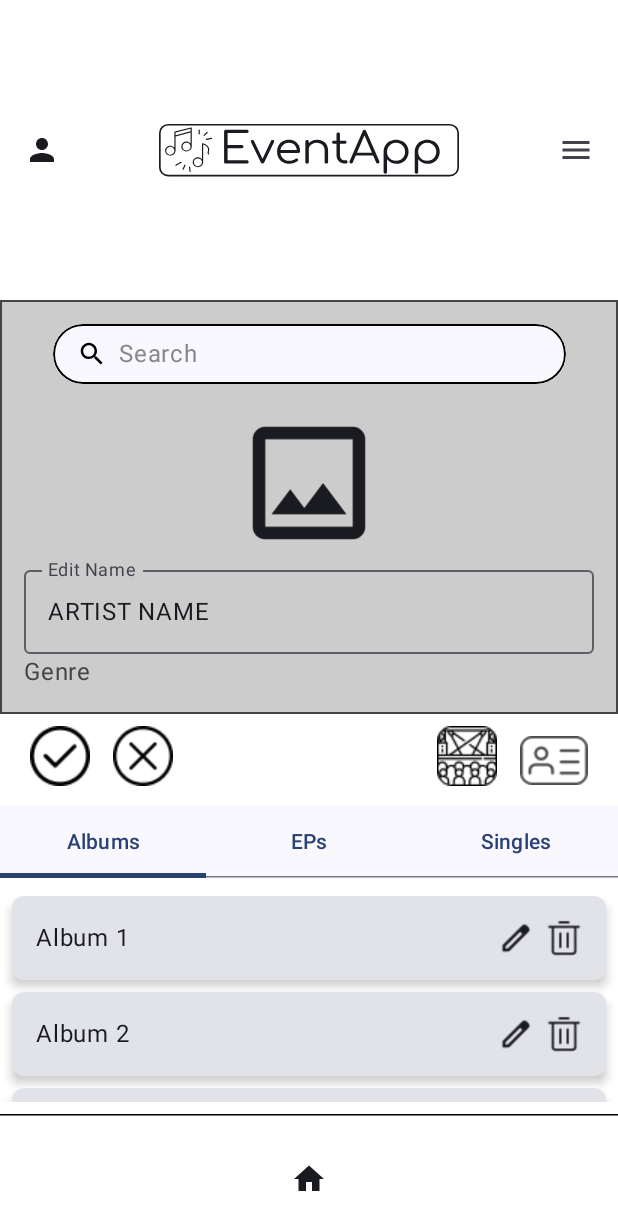
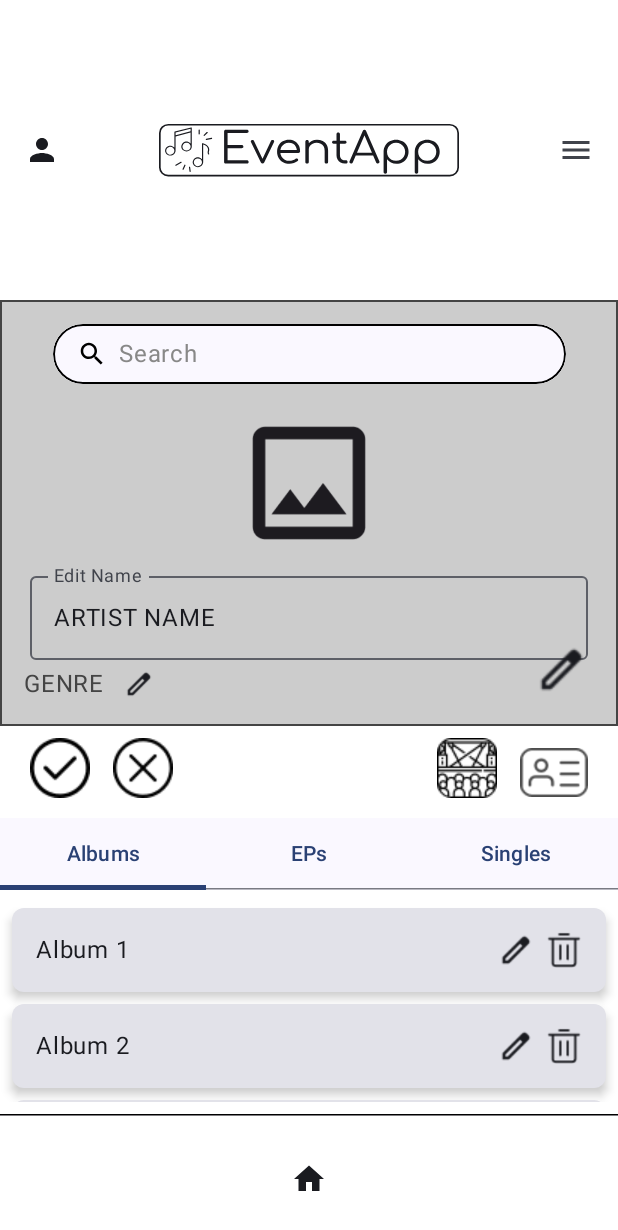
Before and after one commit to karlakulier/event-app-frontend, an Android app built with Jetpack Compose: the ArtistProfileScreen screen opened through its navigation route, after a tap on "Edit Artist Name", on a phone screen of 412 x 824 dp. Shown: the top 1230 px of the screen. Run offline under Robolectric (Android 15) with nearby library versions, the phone set to English and light mode, and no system bars; 1 other tap on this screen came first.

Commit message:
#210 Implementirana logika ako korisnik klikne na opciju uređivanja profila da ima mogućnost uređivanja svoje profilne slike te kada se klikne na nju otvara se za sada samo početni dijalog.

```diff
--- a/EventApp/app/src/main/java/com/example/eventapp/navigation/components/ArtistProfileScreen.kt
+++ b/EventApp/app/src/main/java/com/example/eventapp/navigation/components/ArtistProfileScreen.kt
@@ -36,6 +36,12 @@ fun ArtistProfileScreen(navController: NavController) {
     var isEditModeEnabled by remember { mutableStateOf(false) }
     var newArtistName by remember { mutableStateOf("ARTIST NAME") }
     var originalArtistName by remember { mutableStateOf(newArtistName) }
+    var selectedGenre by remember { mutableStateOf("GENRE") }
+    var originalGenre by remember { mutableStateOf(selectedGenre) }
+    var isGenreDialogVisible by remember { mutableStateOf(false) }
+    var currentProfileImage by remember { mutableStateOf(R.drawable.profile_photo_musician) }
+    var newProfileImage by remember { mutableStateOf(currentProfileImage) }
+    var isEditingImage by remember { mutableStateOf(false) }
 
     Scaffold(
         topBar = {
@@ -114,8 +120,8 @@ fun ArtistProfileScreen(navController: NavController) {
                     Column(
                         modifier = Modifier.fillMaxWidth()
                     ) {
-                        Icon(
-                            painter = painterResource(id = R.drawable.profile_photo_musician),
+                        Image(
+                            painter = painterResource(id = currentProfileImage),
                             contentDescription = "Artist Image",
                             modifier = Modifier
                                 .size(100.dp)
@@ -131,7 +137,7 @@ fun ArtistProfileScreen(navController: NavController) {
                                         value = newArtistName,
                                         onValueChange = { newArtistName = it },
                                         label = { Text("Edit Name") },
-                                        modifier = Modifier.weight(1f)
+                                        modifier = Modifier.weight(1f).padding(4.dp)
                                     )
                                 } else{
                                 // Prikazuje tekst i ikonu za uređivanje kraj "Artist Name"
@@ -139,20 +145,19 @@ fun ArtistProfileScreen(navController: NavController) {
                                     text = newArtistName,
                                     fontWeight = FontWeight.Bold,
                                     fontSize = 24.sp,
-                                    modifier = Modifier.weight(1f)
+                                    modifier = Modifier.padding(end = 10.dp)
                                 )
                                 Icon(
                                     painter = painterResource(id = R.drawable.editing_pen),
                                     contentDescription = "Edit Artist Name",
                                     modifier = Modifier
-                                        .padding(start = 8.dp)
+                                        .size(25.dp)
                                         .clickable {
                                             originalArtistName = newArtistName
                                             isEditModeEnabled = true
                                         }
                                     )
                                 }
-                                // Prikazuje tekstualno polje za unos kada je korisnik već kliknuo na ikonu olovke kraj Artist Name
                             }
                             else {
                                 Text(
@@ -163,14 +168,83 @@ fun ArtistProfileScreen(navController: NavController) {
                                 )
                             }
                         }
-                        Text(
-                            text = "Genre",
-                            fontSize = 16.sp,
-                            color = Color.DarkGray,
-                            modifier = Modifier.align(Alignment.Start)
-                        )
+                        Row(
+                            modifier = Modifier.fillMaxWidth(),
+                            verticalAlignment = Alignment.CenterVertically
+                        ) {
+                            Text(
+                                text = selectedGenre,
+                                fontSize = 16.sp,
+                                color = Color.DarkGray,
+                                modifier = Modifier.padding(end = 5.dp)
+                            )
+
+                            if (isEditing) {
+                                Icon(
+                                    painter = painterResource(id = R.drawable.editing_pen),
+                                    contentDescription = "Edit Genre",
+                                    modifier = Modifier
+                                        .padding(start = 8.dp)
+                                        .size(20.dp)
+                                        .clickable {
+                                            originalGenre = selectedGenre
+                                            isGenreDialogVisible = true
+                                        }
+                                )
+                            }
+                        }
+
+                        if (isGenreDialogVisible) {
+                            GenreSelectionDialog(
+                                selectedGenre = selectedGenre,
+                                onGenreSelected = { genre ->
+                                    selectedGenre = genre
+                                },
+                                onDismiss = {
+                                    isGenreDialogVisible = false
+                                }
+                            )
+                        }
+
                     }
                 }
+                if (isEditing) {
+                    Icon(
+                        painter = painterResource(id = R.drawable.editing_pen),
+                        contentDescription = "Edit Profile Image",
+                        modifier = Modifier
+                            .align(Alignment.BottomEnd)
+                            .padding(20.dp)
+                            .size(35.dp)
+                            .clickable { isEditingImage = true }
+                    )
+                }
+            }
+
+            if (isEditingImage) {
+                AlertDialog(
+                    onDismissRequest = { isEditingImage = false },
+                    confirmButton = {
+                        TextButton(onClick = {
+                            currentProfileImage = newProfileImage
+                            isEditingImage = false
+                        }) {
+                            Text("Approve")
+                        }
+                    },
+                    dismissButton = {
+                        TextButton(onClick = {
+                            newProfileImage = currentProfileImage
+                            isEditingImage = false
+                        }) {
+                            Text("Cancel")
+                        }
+                    },
+                    title = { Text("Upload New Profile Image") },
+                    text = {
+                        Text("Here you can implement functionality to upload a new profile image. This is a placeholder.")
+                    }
+                )
             }
             // Action Buttons
             Row(
@@ -189,7 +263,11 @@ fun ArtistProfileScreen(navController: NavController) {
                             contentDescription = "Save Changes",
                             modifier = Modifier
                                 .size(40.dp)
-                                .clickable { isEditing = false; isEditModeEnabled = false } // Završava uređivanje
+                                .clickable {
+                                    isEditing = false
+                                    isEditModeEnabled = false
+                                    isGenreDialogVisible = false
+                                } // Završava uređivanje
                         )
                         Image(
                             painter = painterResource(R.drawable.abandon_edit), // Ikona za odustajanje
@@ -197,9 +275,11 @@ fun ArtistProfileScreen(navController: NavController) {
                             modifier = Modifier
                                 .size(40.dp)
                                 .clickable {
+                                    selectedGenre = originalGenre
                                     newArtistName = originalArtistName
                                     isEditing = false
                                     isEditModeEnabled = false
+                                    isGenreDialogVisible = false
                                 } // Odbacuje promjene
                         )
                     } else {
```
Also changed, not shown: EventApp/app/src/main/java/com/example/eventapp/navigation/components/EditGenreDialog.kt (added, +79 -0 lines).
